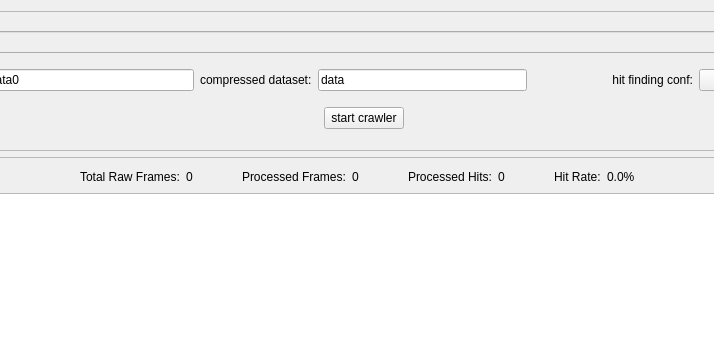
First picture: the form in ui/jobs.ui, repository LiuLab-CSRC/ClickX, before the edit; both pictures show x 153 to 867 and y 0 to 337 of the 1033 by 743 pixel window.
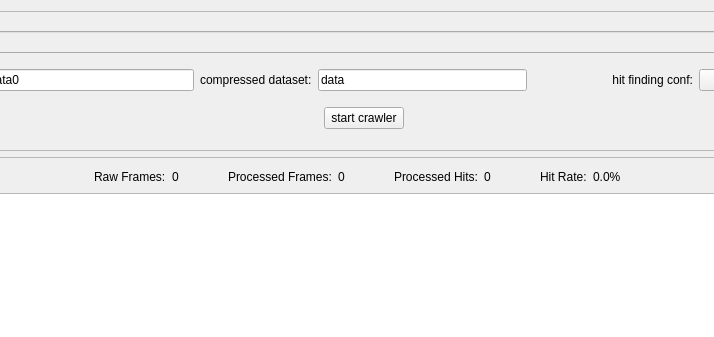
Second picture: the form after the edit.

What changed in the file:
```diff
--- a/ui/jobs.ui
+++ b/ui/jobs.ui
@@ -192,7 +192,7 @@
           <item>
            <widget class="QLabel" name="label_5">
             <property name="text">
-             <string>Total Raw Frames:</string>
+             <string>Raw Frames:</string>
             </property>
            </widget>
           </item>
```
